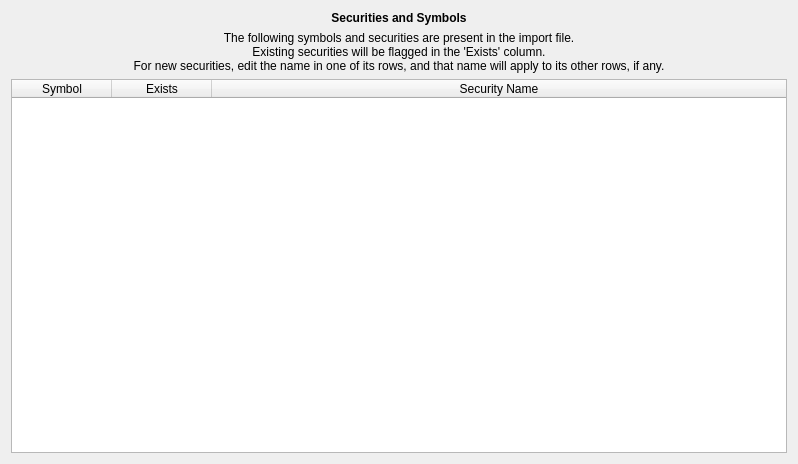
First picture: the form in kmymoney/plugins/csvimport/symboltabledlg.ui, repository KDE/kmymoney, before the edit.
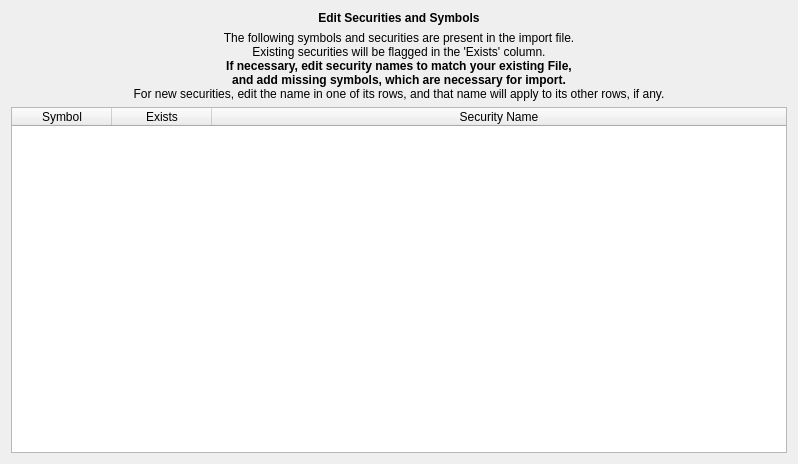
Second picture: the form after the edit.

Commit message: BUG:328776 - CSV importer may import certain investment transactions without assigning a brokerage or checking account. Also, improve wording of heading label of symboltabledlg.ui. BUG:328127 - Fix matching problem on import when securities have different names but same symbol.

What changed in the file:
```diff
--- a/kmymoney/plugins/csvimport/symboltabledlg.ui
+++ b/kmymoney/plugins/csvimport/symboltabledlg.ui
@@ -29,7 +29,7 @@
       </font>
      </property>
      <property name="text">
-      <string>Securities and Symbols</string>
+      <string>Edit Securities and Symbols</string>
      </property>
      <property name="alignment">
       <set>Qt::AlignCenter</set>
@@ -42,9 +42,11 @@
       <string>&lt;!DOCTYPE HTML PUBLIC &quot;-//W3C//DTD HTML 4.0//EN&quot; &quot;http://www.w3.org/TR/REC-html40/strict.dtd&quot;&gt;
 &lt;html&gt;&lt;head&gt;&lt;meta name=&quot;qrichtext&quot; content=&quot;1&quot; /&gt;&lt;style type=&quot;text/css&quot;&gt;
 p, li { white-space: pre-wrap; }
-&lt;/style&gt;&lt;/head&gt;&lt;body style=&quot; font-family:''; font-size:9pt; font-weight:400; font-style:normal;&quot;&gt;
-&lt;p align=&quot;center&quot; style=&quot; margin-top:0px; margin-bottom:0px; margin-left:0px; margin-right:0px; -qt-block-indent:0; text-indent:0px;&quot;&gt;The following symbols and securities are present in the import file.&lt;/p&gt;
+&lt;/style&gt;&lt;/head&gt;&lt;body style=&quot; font-family:'DejaVu Sans'; font-size:9pt; font-weight:400; font-style:normal;&quot;&gt;
+&lt;p style=&quot; margin-top:0px; margin-bottom:0px; margin-left:0px; margin-right:0px; -qt-block-indent:0; text-indent:0px;&quot;&gt;The following symbols and securities are present in the import file.&lt;/p&gt;
 &lt;p align=&quot;center&quot; style=&quot; margin-top:0px; margin-bottom:0px; margin-left:0px; margin-right:0px; -qt-block-indent:0; text-indent:0px;&quot;&gt;Existing securities will be flagged in the 'Exists' column.&lt;/p&gt;
+&lt;p align=&quot;center&quot; style=&quot; margin-top:0px; margin-bottom:0px; margin-left:0px; margin-right:0px; -qt-block-indent:0; text-indent:0px;&quot;&gt;&lt;span style=&quot; font-weight:600;&quot;&gt;If necessary, edit security names to match your existing File,&lt;/span&gt;&lt;/p&gt;
+&lt;p align=&quot;center&quot; style=&quot; margin-top:0px; margin-bottom:0px; margin-left:0px; margin-right:0px; -qt-block-indent:0; text-indent:0px;&quot;&gt;&lt;span style=&quot; font-weight:600;&quot;&gt;and add missing symbols, which are necessary for import.&lt;/span&gt;&lt;/p&gt;
 &lt;p align=&quot;center&quot; style=&quot; margin-top:0px; margin-bottom:0px; margin-left:0px; margin-right:0px; -qt-block-indent:0; text-indent:0px;&quot;&gt;For new securities, edit the name in one of its rows, and that name will apply to its other rows, if any.&lt;/p&gt;&lt;/body&gt;&lt;/html&gt;</string>
      </property>
      <property name="alignment">
```
The commit also changes 3 other files.
